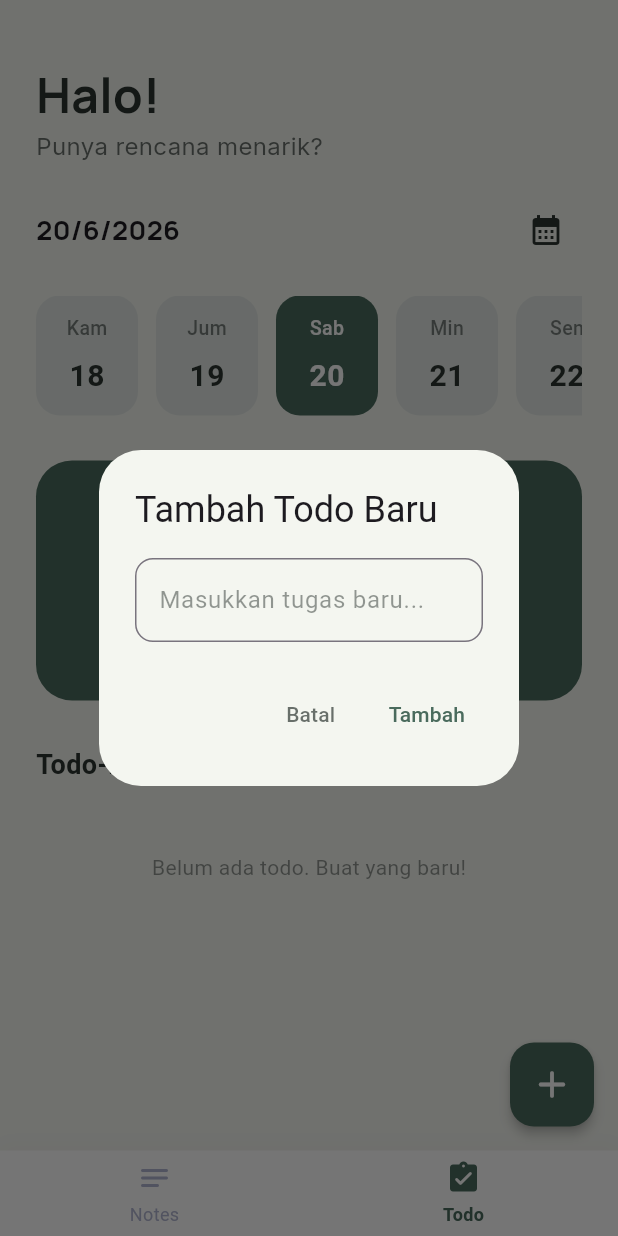
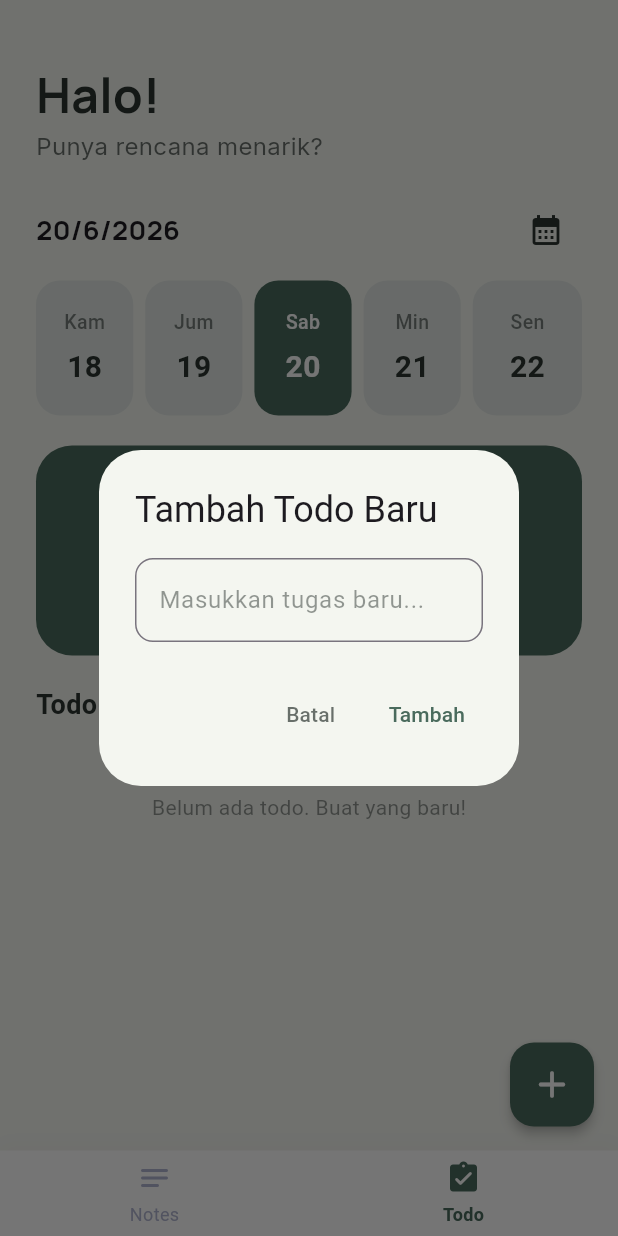
Before and after one commit to indriani-xx/Lunote, a Flutter app: the screen it shows after launch, item 2 of the bottom bar chosen, after a tap on the "add" icon, on a phone screen of 412 x 824 dp. Run offline on Flutter 3.47's test engine with Material 3 defaults, Android fonts, the phone set to English and light mode, and no system bars; our stand-ins replace google_fonts; Roboto replaces fonts that are missing (Poppins).

Commit message:
memperbaiki dan menambahkan ui aplikasi

```diff
--- /dev/null
+++ b/lib/Controller/notes_controller.dart
@@ -0,0 +1,16 @@
+import '../model/note.dart';
+
+class NotesController {
+  final List<Note> notes = [];
+
+  void addNote(String content) {
+    if (content.trim().isEmpty) return;
+    notes.add(Note(content: content.trim()));
+  }
+
+  void deleteNote(int index) {
+    if (index >= 0 && index < notes.length) {
+      notes.removeAt(index);
+    }
+  }
+}
--- /dev/null
+++ b/lib/model/note.dart
@@ -0,0 +1,5 @@
+class Note {
+  final String content;
+
+  Note({required this.content});
+}
--- a/lib/view/pages/notes_page.dart
+++ b/lib/view/pages/notes_page.dart
@@ -1,4 +1,5 @@
 import 'package:flutter/material.dart';
+import '../../controller/notes_controller.dart';
 import '../core/app_color.dart';
 import 'package:google_fonts/google_fonts.dart';
 
@@ -10,17 +11,24 @@ class NotesPage extends StatefulWidget {
 }
 
 class _NotesPageState extends State<NotesPage> {
-  final List<String> _notes = [];
+  final NotesController _notesController = NotesController();
+  final TextEditingController _noteController = TextEditingController();
   late DateTime selectedDate = DateTime.now();
 
+  @override
+  void dispose() {
+    _noteController.dispose();
+    super.dispose();
+  }
+
   void _addNote() {
-    final TextEditingController controller = TextEditingController();
+    _noteController.clear();
 
     showDialog(
       context: context,
       builder: (context) {
         return AlertDialog(
-          backgroundColor: AppColor.card, // Menggunakan AppColor
+          backgroundColor: AppColor.card,
           surfaceTintColor: Colors.transparent,
           shape: RoundedRectangleBorder(
             borderRadius: BorderRadius.circular(16),
@@ -34,7 +42,7 @@ class _NotesPageState extends State<NotesPage> {
             ),
           ),
           content: TextField(
-            controller: controller,
+            controller: _noteController,
             maxLines: 3,
             cursorColor: AppColor.primary,
             style: const TextStyle(color: AppColor.text),
@@ -63,9 +71,9 @@ class _NotesPageState extends State<NotesPage> {
                 ),
               ),
               onPressed: () {
-                if (controller.text.isNotEmpty) {
+                if (_noteController.text.trim().isNotEmpty) {
                   setState(() {
-                    _notes.add(controller.text);
+                    _notesController.addNote(_noteController.text);
                   });
                   Navigator.pop(context);
                 }
@@ -79,7 +87,7 @@ class _NotesPageState extends State<NotesPage> {
 
   void _deleteNote(int index) {
     setState(() {
-      _notes.removeAt(index);
+      _notesController.deleteNote(index);
     });
   }
 
@@ -91,6 +99,7 @@ class _NotesPageState extends State<NotesPage> {
     return dates;
   }
 
+  //MENAMPILKAN DIALOG KALENDER
   Future<void> _pickdate() async {
     final pickeddate = await showDatePicker(
       // tunggu user memilih tanggal baru muncul DatePicker
@@ -109,18 +118,13 @@ class _NotesPageState extends State<NotesPage> {
 
   Widget _buildDatePicker() {
     final dates = _getDateList();
-    return LayoutBuilder(
-      builder: (context, constraints) {
-        return SingleChildScrollView(
-          scrollDirection: Axis.horizontal,
-          child: ConstrainedBox(
-            constraints: BoxConstraints(minWidth: constraints.maxWidth),
-            child: Row(
-              mainAxisAlignment: MainAxisAlignment.center,
-              children: dates.map((date) {
+
+    return Row(
+      children: dates.asMap().entries.map((entry) {
+        final index = entry.key;
+        final date = entry.value;
         final isSelected =
-                    date.day == selectedDate.day &&
-                    date.month == selectedDate.month;
+            date.day == selectedDate.day && date.month == selectedDate.month;
         final dayName = [
           'Sen',
           'Sel',
@@ -131,17 +135,18 @@ class _NotesPageState extends State<NotesPage> {
           'Min',
         ][date.weekday - 1];
 
-                return GestureDetector(
+        return Expanded(
+          child: Padding(
+            padding: EdgeInsets.only(right: index < dates.length - 1 ? 8 : 0),
+            child: GestureDetector(
               onTap: () {
                 setState(() {
                   selectedDate = date;
                 });
               },
               child: Container(
-                    width: 68,
-                    height: 80,
-                    margin: const EdgeInsets.only(right: 12),
-                    padding: const EdgeInsets.symmetric(horizontal: 10),
+                height: 90,
+                padding: const EdgeInsets.symmetric(horizontal: 6),
                 decoration: BoxDecoration(
                   color: isSelected
                       ? AppColor.primary
@@ -150,9 +155,10 @@ class _NotesPageState extends State<NotesPage> {
                 ),
                 child: Column(
                   mainAxisAlignment: MainAxisAlignment.center,
-                      mainAxisSize: MainAxisSize.min,
                   children: [
-                        Text(
+                    FittedBox(
+                      fit: BoxFit.scaleDown,
+                      child: Text(
                         dayName,
                         style: TextStyle(
                           fontSize: 13,
@@ -162,8 +168,11 @@ class _NotesPageState extends State<NotesPage> {
                               : AppColor.text.withOpacity(0.6),
                         ),
                       ),
-                        const SizedBox(height: 8),
-                        Text(
+                    ),
+                    const SizedBox(height: 6),
+                    FittedBox(
+                      fit: BoxFit.scaleDown,
+                      child: Text(
                         date.day.toString(),
                         style: TextStyle(
                           fontSize: 20,
@@ -171,15 +180,14 @@ class _NotesPageState extends State<NotesPage> {
                           color: isSelected ? Colors.white : AppColor.text,
                         ),
                       ),
+                    ),
                   ],
+                ),
+              ),
             ),
           ),
         );
       }).toList(),
-            ),
-          ),
-        );
-      },
     );
   }
 
@@ -189,7 +197,7 @@ class _NotesPageState extends State<NotesPage> {
       backgroundColor: AppColor.background, // Menggunakan AppColor
       body: SafeArea(
         child: SingleChildScrollView(
-          padding: const EdgeInsets.symmetric(horizontal: 20),
+          padding: const EdgeInsets.symmetric(horizontal: 24),
           child: Column(
             crossAxisAlignment: CrossAxisAlignment.start,
             children: [
@@ -206,7 +214,7 @@ class _NotesPageState extends State<NotesPage> {
               ),
 
               Text(
-                'Catat segala hal penting yang ingin kamu ingat!',
+                'Catat idemu hari ini!',
                 style: GoogleFonts.inter(
                   fontSize: 16,
                   color: AppColor.text.withOpacity(0.7),
@@ -234,10 +242,19 @@ class _NotesPageState extends State<NotesPage> {
                   ],
                 ),
               ),
+              const SizedBox(height: 10),
+              _buildDatePicker(),
               const SizedBox(height: 20),
-              _buildDatePicker(),
-              const SizedBox(height: 30),
 
+              Container(
+                height: 140,
+                decoration: BoxDecoration(
+                  color: AppColor.primary,
+                  borderRadius: BorderRadius.circular(24),
+                ),
+              ),
+              // Placeholder untuk konten lainnya
+              const SizedBox(height: 20),
               const Text(
                 'Notes',
                 style: TextStyle(
@@ -248,7 +265,7 @@ class _NotesPageState extends State<NotesPage> {
               ),
               const SizedBox(height: 15),
               // Daftar catatan
-              _notes.isEmpty
+              _notesController.notes.isEmpty
                   ? const Center(
                       child: Padding(
                         padding: EdgeInsets.symmetric(vertical: 30),
@@ -265,8 +282,10 @@ class _NotesPageState extends State<NotesPage> {
                         horizontal: 16,
                         vertical: 8,
                       ),
-                      itemCount: _notes.length,
+                      itemCount: _notesController.notes.length,
                       itemBuilder: (context, index) {
+                        final note = _notesController.notes[index];
+
                         return Container(
                           margin: const EdgeInsets.only(bottom: 12),
                           decoration: BoxDecoration(
@@ -290,7 +309,7 @@ class _NotesPageState extends State<NotesPage> {
                               color: AppColor.primary,
                             ),
                             title: Text(
-                              _notes[index],
+                              note.content,
                               style: const TextStyle(
                                 color: AppColor.text,
                                 fontWeight: FontWeight.w500,
--- a/lib/view/pages/todo_list_page.dart
+++ b/lib/view/pages/todo_list_page.dart
@@ -1,4 +1,5 @@
 import 'package:flutter/material.dart';
+import '../../Controller/todo_controller.dart';
 import '../../model/todo.dart';
 import '../core/app_color.dart';
 import 'package:google_fonts/google_fonts.dart';
@@ -11,25 +12,25 @@ class TodoPage extends StatefulWidget {
 }
 
 class _TodoPageState extends State<TodoPage> {
-  List<Todo> todos = [];
+  final TodoController _todoController = TodoController();
   late DateTime selectedDate = DateTime.now();
-  final TextEditingController _todoController = TextEditingController();
+  final TextEditingController _todoControllerInput = TextEditingController();
 
   @override
   void dispose() {
-    _todoController.dispose();
+    _todoControllerInput.dispose();
     super.dispose();
   }
 
   void _showAddTodoDialog() {
-    _todoController.clear();
+    _todoControllerInput.clear();
     showDialog(
       context: context,
       builder: (context) => AlertDialog(
         title: const Text('Tambah Todo Baru'),
         backgroundColor: AppColor.background,
         content: TextField(
-          controller: _todoController,
+          controller: _todoControllerInput,
           decoration: InputDecoration(
             hintText: 'Masukkan tugas baru...',
             hintStyle: TextStyle(color: AppColor.text.withOpacity(0.5)),
@@ -54,9 +55,9 @@ class _TodoPageState extends State<TodoPage> {
           ),
           TextButton(
             onPressed: () {
-              if (_todoController.text.isNotEmpty) {
+              if (_todoControllerInput.text.trim().isNotEmpty) {
                 setState(() {
-                  todos.add(Todo(title: _todoController.text, isDone: false));
+                  _todoController.addTodo(_todoControllerInput.text.trim());
                 });
                 Navigator.pop(context);
               }
@@ -127,25 +128,20 @@ class _TodoPageState extends State<TodoPage> {
                 ),
               ),
 
+              const SizedBox(height: 10),
+              _buildDatePicker(),
               const SizedBox(height: 20),
-
-              // DATE PICKER HORIZONTAL
-              _buildDatePicker(),
-              const SizedBox(height: 30),
 
               // 3. MAIN BANNER CARD
               Container(
-                height: 160,
+                height: 140,
                 width: double.infinity,
                 decoration: BoxDecoration(
                   color: AppColor.primary,
                   borderRadius: BorderRadius.circular(24),
                 ),
-                child: const Center(
-                  child: Icon(Icons.gps_fixed, color: Colors.white30, size: 80),
               ),
-              ),
-              const SizedBox(height: 30),
+              const SizedBox(height: 20),
 
               //TODO LIST SECTION
               const Text(
@@ -159,7 +155,7 @@ class _TodoPageState extends State<TodoPage> {
               const SizedBox(height: 15),
 
               // Dynamic List of Todos
-              todos.isEmpty
+              _todoController.todos.isEmpty
                   ? Center(
                       child: Padding(
                         padding: const EdgeInsets.symmetric(vertical: 30),
@@ -175,7 +171,7 @@ class _TodoPageState extends State<TodoPage> {
                   : ListView.builder(
                       shrinkWrap: true,
                       physics: const NeverScrollableScrollPhysics(),
-                      itemCount: todos.length,
+                      itemCount: _todoController.todos.length,
                       itemBuilder: (context, index) {
                         return _buildTodoItem(index);
                       },
@@ -217,13 +213,10 @@ class _TodoPageState extends State<TodoPage> {
     final dates = _getDateList();
     return LayoutBuilder(
       builder: (context, constraints) {
-        return SingleChildScrollView(
-          scrollDirection: Axis.horizontal,
-          child: ConstrainedBox(
-            constraints: BoxConstraints(minWidth: constraints.maxWidth),
-            child: Row(
-              mainAxisAlignment: MainAxisAlignment.center,
-              children: dates.map((date) {
+        return Row(
+          children: dates.asMap().entries.map((entry) {
+            final index = entry.key;
+            final date = entry.value;
             final isSelected =
                 date.day == selectedDate.day &&
                 date.month == selectedDate.month;
@@ -237,17 +230,20 @@ class _TodoPageState extends State<TodoPage> {
               'Min',
             ][date.weekday - 1];
 
-                return GestureDetector(
+            return Expanded(
+              child: Padding(
+                padding: EdgeInsets.only(
+                  right: index < dates.length - 1 ? 8 : 0,
+                ),
+                child: GestureDetector(
                   onTap: () {
                     setState(() {
                       selectedDate = date;
                     });
                   },
                   child: Container(
-                    width: 68,
-                    height: 80,
-                    margin: const EdgeInsets.only(right: 12),
-                    padding: const EdgeInsets.symmetric(horizontal: 10),
+                    height: 90,
+                    padding: const EdgeInsets.symmetric(horizontal: 6),
                     decoration: BoxDecoration(
                       color: isSelected
                           ? AppColor.primary
@@ -256,9 +252,10 @@ class _TodoPageState extends State<TodoPage> {
                     ),
                     child: Column(
                       mainAxisAlignment: MainAxisAlignment.center,
-                      mainAxisSize: MainAxisSize.min,
                       children: [
-                        Text(
+                        FittedBox(
+                          fit: BoxFit.scaleDown,
+                          child: Text(
                             dayName,
                             style: TextStyle(
                               fontSize: 13,
@@ -268,8 +265,11 @@ class _TodoPageState extends State<TodoPage> {
                                   : AppColor.text.withOpacity(0.6),
                             ),
                           ),
-                        const SizedBox(height: 8),
-                        Text(
+                        ),
+                        const SizedBox(height: 6),
+                        FittedBox(
+                          fit: BoxFit.scaleDown,
+                          child: Text(
                             date.day.toString(),
                             style: TextStyle(
                               fontSize: 20,
@@ -277,13 +277,14 @@ class _TodoPageState extends State<TodoPage> {
                               color: isSelected ? Colors.white : AppColor.text,
                             ),
                           ),
+                        ),
                       ],
+                    ),
+                  ),
                 ),
               ),
             );
           }).toList(),
-            ),
-          ),
         );
       },
     );
@@ -291,7 +292,7 @@ class _TodoPageState extends State<TodoPage> {
 
   // Widget untuk baris Todo-list
   Widget _buildTodoItem(int index) {
-    final todo = todos[index];
+    final todo = _todoController.todos[index];
     return Padding(
       padding: const EdgeInsets.only(bottom: 16),
       child: Row(
@@ -300,7 +301,7 @@ class _TodoPageState extends State<TodoPage> {
           GestureDetector(
             onTap: () {
               setState(() {
-                todo.toggleDone();
+                _todoController.toggleTodoDone(index);
               });
             },
             child: Container(
@@ -341,7 +342,7 @@ class _TodoPageState extends State<TodoPage> {
           GestureDetector(
             onTap: () {
               setState(() {
-                todos.removeAt(index);
+                _todoController.deleteTodo(index);
               });
             },
             child: Container(
```
Lines whose indentation alone changed are shown as unchanged.
